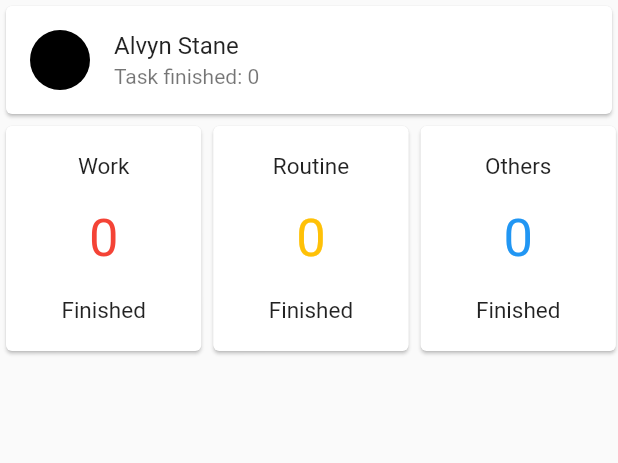
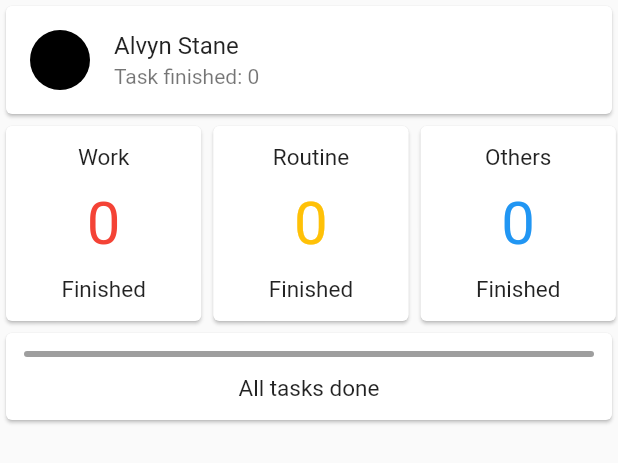
Before and after one commit to AlvynStane/todos-list, a Flutter app: the ProfilePage widget shown alone on an empty page, opened directly, on a phone screen of 412 x 824 dp. Shown: the top 463 px of the screen. Run offline on Flutter 3.47's test engine with Material 2 defaults, Android fonts, the phone set to English and light mode, and no system bars; our stand-ins replace table_calendar.

Commit message:
add slider in profile

```diff
--- a/lib/MainPages/profile.dart
+++ b/lib/MainPages/profile.dart
@@ -13,32 +13,38 @@ class _ProfilePageState extends State<ProfilePage> {
   @override
   Widget build(BuildContext context) {
     final todosProvider = Provider.of<TodoProvider>(context);
+    int sliderValue = todosProvider.finishedTodos.length;
+    int maxSliderValue = todosProvider.originalTodos.length;
+    int unfinished = todosProvider.unfinishedTodos.length;
     return Column(
       children: [
         Card(
           child: ListTile(
             leading: const CircleAvatar(backgroundColor: Colors.black),
-            title: const Text("Alvyn Stane"),
-            subtitle: Text('Task finished: ${todosProvider.finishedTodos.length}'),
+            title: const Text(
+              "Alvyn Stane",
+              style: TextStyle(fontSize: 16),
+            ),
+            subtitle: Text('Task finished: $sliderValue'),
           ),
         ),
         SizedBox(
           width: MediaQuery.of(context).size.width,
           child: Row(
-            mainAxisAlignment: MainAxisAlignment.spaceEvenly,
+            mainAxisAlignment: MainAxisAlignment.spaceBetween,
             children: [
               for (final stuff in todosProvider.stuff)
                 Card(
                   child: SizedBox(
                     width: MediaQuery.of(context).size.width * 0.316,
-                    height: 150,
+                    height: 130,
                     child: Column(
                       mainAxisAlignment: MainAxisAlignment.spaceEvenly,
                       children: [
                         Text(stuff.label, style: const TextStyle(fontSize: 15)),
                         Text(
                           '${todosProvider.doneNumber(stuff.label)}',
-                          style: TextStyle(color: stuff.color, fontSize: 35),
+                          style: TextStyle(color: stuff.color, fontSize: 40),
                         ),
                         const Text('Finished', style: TextStyle(fontSize: 15)),
                       ],
@@ -48,6 +54,37 @@ class _ProfilePageState extends State<ProfilePage> {
             ],
           ),
         ),
+        Card(
+          child: Padding(
+            padding: const EdgeInsets.all(12),
+            child: Column(
+              children: [
+                SliderTheme(
+                  data: const SliderThemeData(
+                    thumbShape: RoundSliderThumbShape(disabledThumbRadius: 0),
+                    overlayShape: RoundSliderOverlayShape(overlayRadius: 0),
+                    disabledActiveTrackColor: Colors.green,
+                    disabledInactiveTrackColor: Colors.grey,
+                  ),
+                  child: Slider(
+                      min: 0,
+                      max: maxSliderValue.toDouble(),
+                      value: sliderValue.toDouble(),
+                      onChanged: null),
+                ),
+                SizedBox(
+                  height: 12,
+                ),
+                Text(
+                  unfinished == 0
+                      ? 'All tasks done'
+                      : 'You still have $unfinished task(s) to do',
+                  style: TextStyle(fontSize: 15),
+                )
+              ],
+            ),
+          ),
+        )
       ],
     );
   }
--- a/lib/Provider/darktheme.dart
+++ b/lib/Provider/darktheme.dart
@@ -5,11 +5,17 @@ class DarkThemeProvider with ChangeNotifier {
   final ThemeData light = ThemeData(
     brightness: Brightness.light,
     primarySwatch: Colors.green,
+    sliderTheme: SliderThemeData(
+      disabledActiveTrackColor: Colors.green,
+    ),
   );
 
   final ThemeData dark = ThemeData(
     brightness: Brightness.dark,
     primarySwatch: Colors.grey,
+    sliderTheme: SliderThemeData(
+      disabledActiveTrackColor: Colors.greenAccent,
+    ),
   );
 
   bool _darkTheme = false;
```
